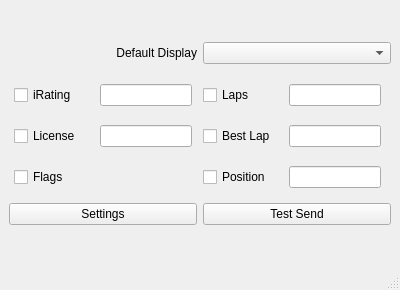
Qt form ui/MainWindow.ui (Fuzzwah/lametric-iracing) before a commit.
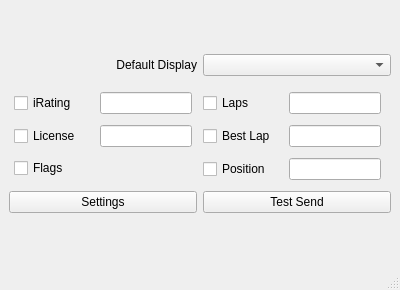
The same form after that commit.

What changed in the file:
```diff
--- a/ui/MainWindow.ui
+++ b/ui/MainWindow.ui
@@ -66,7 +66,7 @@
               <property name="minimumSize">
                <size>
                 <width>80</width>
-                <height>30</height>
+                <height>20</height>
                </size>
               </property>
               <property name="text">
@@ -99,7 +99,7 @@
               <property name="minimumSize">
                <size>
                 <width>80</width>
-                <height>30</height>
+                <height>20</height>
                </size>
               </property>
               <property name="text">
@@ -132,7 +132,7 @@
               <property name="minimumSize">
                <size>
                 <width>80</width>
-                <height>30</height>
+                <height>20</height>
                </size>
               </property>
               <property name="text">
@@ -159,7 +159,7 @@
               <property name="minimumSize">
                <size>
                 <width>80</width>
-                <height>30</height>
+                <height>20</height>
                </size>
               </property>
               <property name="text">
@@ -192,7 +192,7 @@
               <property name="minimumSize">
                <size>
                 <width>80</width>
-                <height>30</height>
+                <height>20</height>
                </size>
               </property>
               <property name="text">
@@ -225,7 +225,7 @@
               <property name="minimumSize">
                <size>
                 <width>80</width>
-                <height>30</height>
+                <height>20</height>
                </size>
               </property>
               <property name="text">
```
